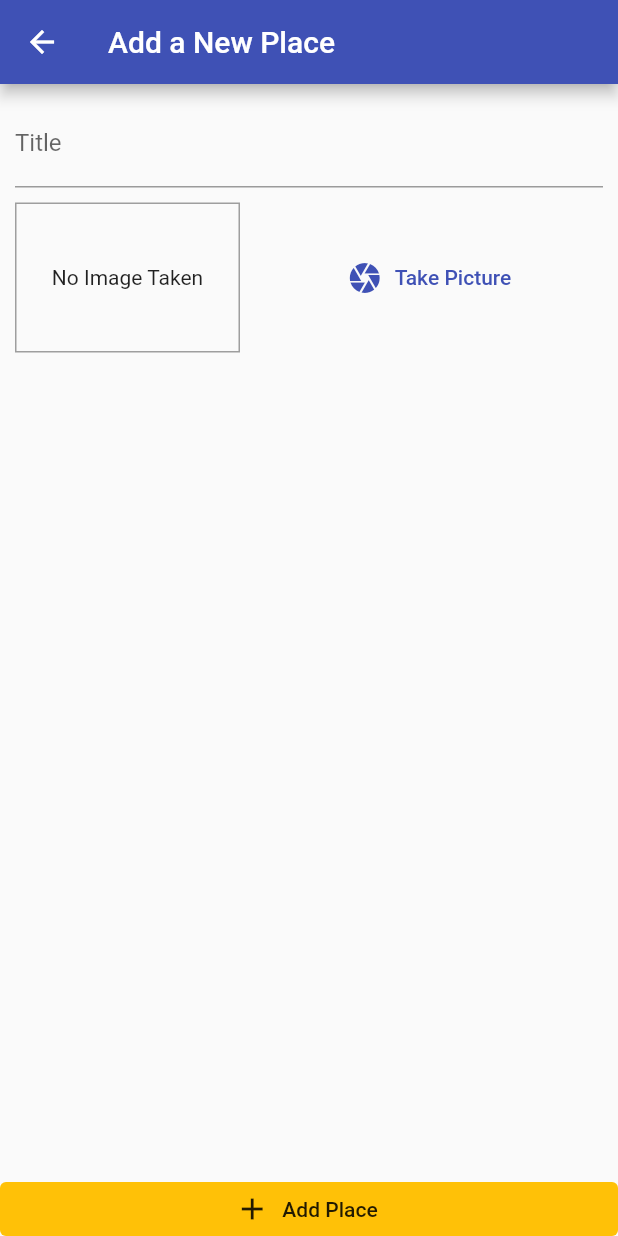
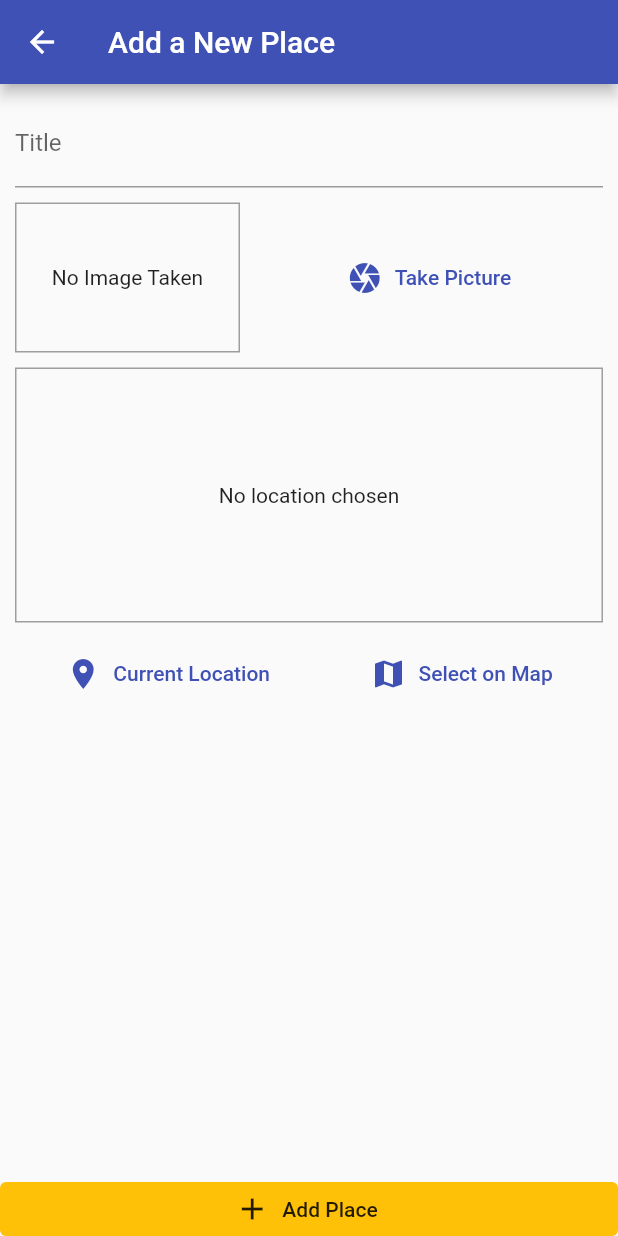
Before and after one commit to Prometheus2k/great_places_app, a Flutter app: the screen it shows after launch, after a tap on the "add" icon, on a phone screen of 412 x 824 dp. Run offline on Flutter 3.47's test engine with Material 2 defaults, Android fonts, the phone set to English and light mode, and no system bars; our stand-ins replace flutter_map, image_picker, latlong2, location, sqflite; accounts and stored records are empty.

```diff
--- a/lib/helpers/db_helper.dart
+++ b/lib/helpers/db_helper.dart
@@ -1,6 +1,31 @@
 import 'package:sqflite/sqflite.dart' as sql;
 import 'package:path/path.dart' as path;
+import 'package:sqflite/sqlite_api.dart';
 
 class DBHelper {
-  static Future<void> insert(String table, Map<String, Object> data) async {}
+  static Future<Database> database() async {
+    final dbPath = await sql.getDatabasesPath();
+    return sql.openDatabase(
+      path.join(dbPath, 'places.db'),
+      onCreate: (db, version) {
+        return db.execute(
+            'CREATE TABLE user_places(id TEXT PRIMARY KEY, title TEXT, image TEXT, loc_lat REAL, loc_lng REAL, address TEXT)');
+      },
+      version: 2,
+    );
+  }
+
+  static Future<void> insert(String table, Map<String, Object> data) async {
+    final db = await DBHelper.database();
+    db.insert(
+      table,
+      data,
+      conflictAlgorithm: sql.ConflictAlgorithm.replace,
+    );
+  }
+
+  static Future<List<Map<String, dynamic>>> getData(String table) async {
+    final db = await DBHelper.database();
+    return db.query(table);
+  }
 }
--- /dev/null
+++ b/lib/helpers/location_helper.dart
@@ -0,0 +1,22 @@
+import 'package:http/http.dart' as http;
+import 'dart:convert';
+
+const apiKey =
+    'pk.eyJ1Ijoic2hvbmVzazIwMDAiLCJhIjoiY2wzdHF0OHR1MGZjZzNrcnh6b2VyNHJtNyJ9.50Eh3tc1bobFa4hDRVDIrQ';
+
+class LocationHelper {
+  static String generateLocationPreviewImage({
+    required double latitude,
+    required double longitude,
+  }) {
+    return 'https://api.mapbox.com/styles/v1/mapbox/streets-v11/static/pin-l-a+F00($longitude,$latitude)/$longitude,$latitude,16,0,0/600x300?access_token=$apiKey'; //look here
+  }
+
+  static Future<String> getPlaceAddress(
+      double latitude, double longitude) async {
+    final url = Uri.parse(
+        'https://api.mapbox.com/geocoding/v5/mapbox.places/$longitude,$latitude.json?access_token=$apiKey');
+    final response = await http.get(url);
+    return json.decode(response.body)['features'][0]['place_name'];
+  }
+}
--- a/lib/main.dart
+++ b/lib/main.dart
@@ -1,4 +1,5 @@
 import 'package:flutter/material.dart';
+import './screens/places_detail_screen.dart';
 import 'package:provider/provider.dart';
 import './providers/great_places.dart';
 
@@ -27,6 +28,7 @@ class MyApp extends StatelessWidget {
         home: const PlacesListScreen(),
         routes: {
           AddPlaceScreen.routeName: (ctx) => const AddPlaceScreen(),
+          PlaceDetailScreen.routeName: (ctx) => const PlaceDetailScreen(),
         },
       ),
     );
--- a/lib/models/place.dart
+++ b/lib/models/place.dart
@@ -5,9 +5,9 @@ import 'dart:io';
 class PlaceLocation {
   final double latitude;
   final double longitude;
-  String? address;
+  final String? address;
 
-  PlaceLocation({
+  const PlaceLocation({
     required this.latitude,
     required this.longitude,
     this.address,
@@ -23,7 +23,7 @@ class Place {
   Place({
     required this.id,
     required this.title,
-    this.location,
+    required this.location,
     required this.image,
   });
 }
--- a/lib/providers/great_places.dart
+++ b/lib/providers/great_places.dart
@@ -1,24 +1,71 @@
 import 'dart:io';
 
 import 'package:flutter/foundation.dart';
+import '../helpers/location_helper.dart';
+import '../helpers/db_helper.dart';
 import '../models/place.dart';
 
 class GreatPlaces with ChangeNotifier {
-  final List<Place> _items = [];
+  List<Place> _items = [];
 
   List<Place> get items {
     return [..._items];
   }
 
-  void addPlace(String pickedTitle, File pickedImage) {
+  Place findById(String id) {
+    return _items.firstWhere(
+      (place) => place.id == id,
+    );
+  }
+
+  Future<void> addPlace(
+    String pickedTitle,
+    File pickedImage,
+    PlaceLocation pickedLocation,
+  ) async {
+    final address = await LocationHelper.getPlaceAddress(
+        pickedLocation.latitude, pickedLocation.longitude);
+    final updatedlocation = PlaceLocation(
+      latitude: pickedLocation.latitude,
+      longitude: pickedLocation.latitude,
+      address: address,
+    );
     final newPlace = Place(
       id: DateTime.now().toString(),
       image: pickedImage,
       title: pickedTitle,
-      location: null,
+      location: updatedlocation,
     );
 
     _items.add(newPlace);
     notifyListeners();
+    DBHelper.insert(
+      'user_places',
+      {
+        'id': newPlace.id,
+        'title': newPlace.title,
+        'image': newPlace.image.path,
+        'loc_lat': newPlace.location!.latitude,
+        'loc_lng': newPlace.location!.longitude,
+        'address': newPlace.location!.address!,
+      },
+    );
+  }
+
+  Future<void> fetchAndSetPlaces() async {
+    final dataList = await DBHelper.getData('user_places');
+    _items = dataList
+        .map((item) => Place(
+              id: item['id'],
+              title: item['title'],
+              image: File(item['image']),
+              location: PlaceLocation(
+                latitude: item['loc_lat'],
+                longitude: item['loc_lng'],
+                address: item['address'],
+              ),
+            ))
+        .toList();
+    notifyListeners();
   }
 }
--- a/lib/screens/add_place_screen.dart
+++ b/lib/screens/add_place_screen.dart
@@ -1,6 +1,8 @@
 import 'dart:io';
 
 import 'package:flutter/material.dart';
+import '../models/place.dart';
+import '../widgets/location_input.dart';
 import '../providers/great_places.dart';
 import 'package:provider/provider.dart';
 import '../widgets/image_input.dart';
@@ -16,18 +18,25 @@ class AddPlaceScreen extends StatefulWidget {
 class _AddPlaceScreenState extends State<AddPlaceScreen> {
   final _titleContoller = TextEditingController();
   File? _pickedImage;
+  PlaceLocation? _pickedLocation;
 
   void _selectImage(File pickedImage) {
     _pickedImage = pickedImage;
   }
 
+  void _selectPlace(double latitude, double longitude) {
+    _pickedLocation = PlaceLocation(latitude: latitude, longitude: longitude);
+  }
+
   void _savePlace() {
-    if (_titleContoller.text.isEmpty || _pickedImage == null) {
+    if (_titleContoller.text.isEmpty ||
+        _pickedImage == null ||
+        _pickedLocation == null) {
       return;
     }
 
     Provider.of<GreatPlaces>(context, listen: false)
-        .addPlace(_titleContoller.text, _pickedImage!);
+        .addPlace(_titleContoller.text, _pickedImage!, _pickedLocation!);
 
     Navigator.of(context).pop();
   }
@@ -58,6 +67,10 @@ class _AddPlaceScreenState extends State<AddPlaceScreen> {
                     ImageInput(
                       onSelectImage: _selectImage,
                     ),
+                    const SizedBox(
+                      height: 10,
+                    ),
+                    LocationInput(onSelectPlace: _selectPlace)
                   ],
                 ),
               ),
--- a/lib/screens/places_list_screen.dart
+++ b/lib/screens/places_list_screen.dart
@@ -1,4 +1,5 @@
 import 'package:flutter/material.dart';
+import '../screens/places_detail_screen.dart';
 import '../providers/great_places.dart';
 import 'package:provider/provider.dart';
 import '../screens/add_place_screen.dart';
@@ -10,7 +11,9 @@ class PlacesListScreen extends StatelessWidget {
   Widget build(BuildContext context) {
     return Scaffold(
       appBar: AppBar(
-        title: const Text('Your Places'),
+        title: const Text(
+          'Your Places',
+        ),
         actions: [
           IconButton(
             icon: const Icon(Icons.add),
@@ -20,9 +23,20 @@ class PlacesListScreen extends StatelessWidget {
           )
         ],
       ),
-      body: Consumer<GreatPlaces>(
+      body: FutureBuilder(
+        future: Provider.of<GreatPlaces>(context, listen: false)
+            .fetchAndSetPlaces(),
+        builder: (ctx, snapshot) =>
+            snapshot.connectionState == ConnectionState.waiting
+                ? Center(
+                    child: CircularProgressIndicator(
+                      // valueColor: const AlwaysStoppedAnimation<Color>(Colors.white),
+                      backgroundColor: Theme.of(context).colorScheme.secondary,
+                    ),
+                  )
+                : Consumer<GreatPlaces>(
                     builder: (ctx, greatPlaces, ch) => greatPlaces.items.isEmpty
-            ? ch as Widget
+                        ? ch!
                         : ListView.builder(
                             itemCount: greatPlaces.items.length,
                             itemBuilder: (ctx, i) => ListTile(
@@ -32,8 +46,13 @@ class PlacesListScreen extends StatelessWidget {
                                 ),
                               ),
                               title: Text(greatPlaces.items[i].title),
+                              subtitle:
+                                  Text(greatPlaces.items[i].location!.address!),
                               onTap: () {
-                    // Got to detail page...
+                                Navigator.of(context).pushNamed(
+                                  PlaceDetailScreen.routeName,
+                                  arguments: greatPlaces.items[i].id,
+                                );
                               },
                             ),
                           ),
@@ -43,6 +62,7 @@ class PlacesListScreen extends StatelessWidget {
                       ),
                     ),
                   ),
+      ),
     );
   }
 }
--- a/lib/widgets/image_input.dart
+++ b/lib/widgets/image_input.dart
@@ -44,7 +44,10 @@ class _ImageInputState extends State<ImageInput> {
           width: 150,
           height: 100,
           decoration: BoxDecoration(
-            border: Border.all(width: 1, color: Colors.grey),
+            border: Border.all(
+              width: 1,
+              color: Colors.grey,
+            ),
           ),
           alignment: Alignment.center,
           child: _storedImage != null
--- /dev/null
+++ b/lib/widgets/location_input.dart
@@ -0,0 +1,103 @@
+import 'package:flutter/material.dart';
+import '../helpers/location_helper.dart';
+import 'package:latlong2/latlong.dart';
+import 'package:location/location.dart';
+import '../screens/map_screen.dart';
+
+class LocationInput extends StatefulWidget {
+  final Function onSelectPlace;
+
+  const LocationInput({Key? key, required this.onSelectPlace})
+      : super(key: key);
+
+  @override
+  State<LocationInput> createState() => _LocationInputState();
+}
+
+class _LocationInputState extends State<LocationInput> {
+  String? _previewImageUrl;
+
+  Future<void> _showPreview(double latitude, double longitude) async {
+    final staticMapImageUrl = LocationHelper.generateLocationPreviewImage(
+      latitude: latitude,
+      longitude: longitude,
+    );
+    setState(() {
+      _previewImageUrl = staticMapImageUrl;
+    });
+  }
+
+  Future<void> _getCurrentUserLocation() async {
+    try {
+      final locData = await Location().getLocation();
+      _showPreview(locData.latitude!, locData.longitude!);
+      widget.onSelectPlace(locData.latitude, locData.longitude);
+    } catch (error) {
+      rethrow;
+    }
+  }
+
+  Future<void> _selectOnMap() async {
+    final selectedLocation = await Navigator.of(context).push<LatLng>(
+      MaterialPageRoute(
+        fullscreenDialog: true,
+        builder: (ctx) => const MapScreen(
+          isSelecting: true,
+        ),
+      ),
+    );
+    if (selectedLocation == null) {
+      return;
+    }
+    // print(selectedLocation);
+    _showPreview(selectedLocation.latitude, selectedLocation.longitude);
+    widget.onSelectPlace(selectedLocation.latitude, selectedLocation.longitude);
+  }
+
+  @override
+  Widget build(BuildContext context) {
+    return Column(
+      children: [
+        Container(
+          height: 170,
+          width: double.infinity,
+          alignment: Alignment.center,
+          decoration: BoxDecoration(
+            border: Border.all(
+              width: 1,
+              color: Colors.grey,
+            ),
+          ),
+          child: _previewImageUrl == null
+              ? const Text(
+                  'No location chosen',
+                  textAlign: TextAlign.center,
+                )
+              : Image.network(
+                  _previewImageUrl!,
+                  fit: BoxFit.cover,
+                  width: double.infinity,
+                ),
+        ),
+        const SizedBox(
+          height: 10,
+        ),
+        Row(
+          mainAxisAlignment: MainAxisAlignment.spaceAround,
+          children: [
+            TextButton.icon(
+              icon: const Icon(Icons.location_on),
+              label: const Text('Current Location'),
+              onPressed: _getCurrentUserLocation,
+            ),
+            TextButton.icon(
+              icon: const Icon(Icons.map),
+              label: const Text('Select on Map'),
+              onPressed: _selectOnMap,
+            ),
+          ],
+        )
+      ],
+    );
+  }
+}
--- a/pubspec.yaml
+++ b/pubspec.yaml
@@ -34,11 +34,16 @@ dependencies:
   path_provider: ^2.0.10
   path: ^1.8.1
   sqflite: ^2.0.2+1
+  location: ^4.4.0
+  latlong2: ^0.8.1
+  http: ^0.13.4
+
 
 
   # The following adds the Cupertino Icons font to your application.
   # Use with the CupertinoIcons class for iOS style icons.
   cupertino_icons: ^1.0.2
+  flutter_map: ^0.14.0
 
 dev_dependencies:
   flutter_test:
```
Also changed, not shown: lib/screens/map_screen.dart (added, +107 -0 lines), lib/screens/places_detail_screen.dart (+66 -0 lines), pubspec.lock, 3 other files. Lines whose indentation alone changed are shown as unchanged.
